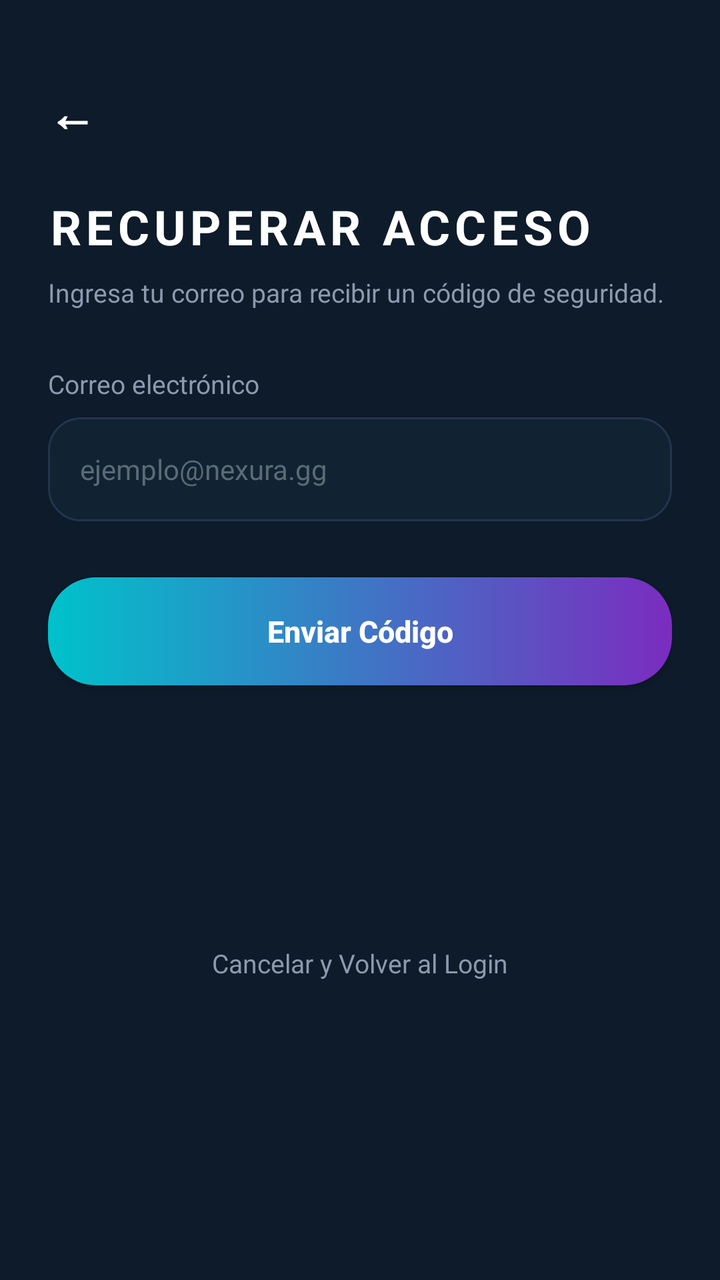
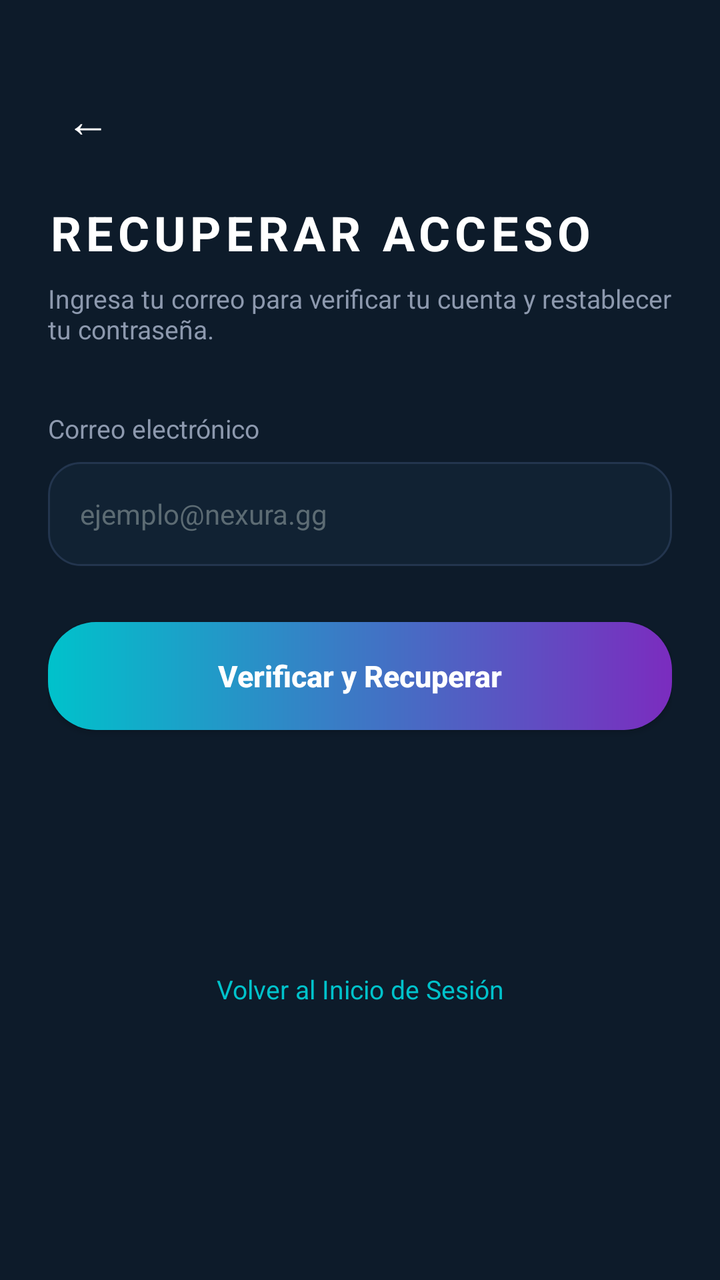

An Android layout rendered at two revisions. The XML below is the earlier revision; the diff shows what the commit changed to produce the second picture.
<!-- AndroidManifest.xml: application theme Theme.Nexura -->
<!-- res/layout/activity_recuperar_password.xml -->
<?xml version="1.0" encoding="utf-8"?>
<ScrollView xmlns:android="http://schemas.android.com/apk/res/android"
    xmlns:app="http://schemas.android.com/apk/res-auto"
    xmlns:tools="http://schemas.android.com/tools"
    android:layout_width="match_parent"
    android:layout_height="match_parent"
    android:background="@color/bg_dark"
    android:fillViewport="true"
    tools:context=".ui.RecuperarPassword">

    <androidx.constraintlayout.widget.ConstraintLayout
        android:layout_width="match_parent"
        android:layout_height="wrap_content"
        android:padding="24dp">

        <TextView
            android:id="@+id/btnBackRecover"
            android:layout_width="wrap_content"
            android:layout_height="wrap_content"
            android:layout_marginTop="16dp"
            android:text="←"
            android:textColor="@color/text_white"
            android:textSize="24sp"
            android:textStyle="bold"
            app:layout_constraintStart_toStartOf="parent"
            app:layout_constraintTop_toTopOf="parent" />

        <TextView
            android:id="@+id/tvRecoverTitle"
            android:layout_width="wrap_content"
            android:layout_height="wrap_content"
            android:layout_marginTop="24dp"
            android:text="RECUPERAR ACCESO"
            android:textColor="@color/text_white"
            android:textSize="24sp"
            android:textStyle="bold"
            android:letterSpacing="0.1"
            app:layout_constraintStart_toStartOf="parent"
            app:layout_constraintTop_toBottomOf="@id/btnBackRecover" />

        <TextView
            android:id="@+id/tvRecoverSubtitle"
            android:layout_width="0dp"
            android:layout_height="wrap_content"
            android:layout_marginTop="8dp"
            android:text="Ingresa tu correo para recibir un código de seguridad."
            android:textColor="@color/text_gray"
            android:textSize="13sp"
            app:layout_constraintEnd_toEndOf="parent"
            app:layout_constraintStart_toStartOf="parent"
            app:layout_constraintTop_toBottomOf="@id/tvRecoverTitle" />

        
        <TextView
            android:id="@+id/tvLabelRecoverEmail"
            android:layout_width="wrap_content"
            android:layout_height="wrap_content"
            android:layout_marginTop="28dp"
            android:text="Correo electrónico"
            android:textColor="@color/text_gray"
            android:textSize="13sp"
            app:layout_constraintStart_toStartOf="parent"
            app:layout_constraintTop_toBottomOf="@id/tvRecoverSubtitle" />

        <EditText
            android:id="@+id/etRecoverEmail"
            android:layout_width="0dp"
            android:layout_height="52dp"
            android:layout_marginTop="8dp"
            android:background="@drawable/input"
            android:hint="ejemplo@nexura.gg"
            android:inputType="textEmailAddress"
            android:paddingHorizontal="16dp"
            android:textColor="@color/text_white"
            android:textColorHint="@color/text_hint"
            android:textSize="14sp"
            app:layout_constraintEnd_toEndOf="parent"
            app:layout_constraintStart_toStartOf="parent"
            app:layout_constraintTop_toBottomOf="@id/tvLabelRecoverEmail" />

        
        <LinearLayout
            android:id="@+id/layoutStep2"
            android:layout_width="0dp"
            android:layout_height="wrap_content"
            android:layout_marginTop="16dp"
            android:orientation="vertical"
            android:visibility="gone"
            app:layout_constraintEnd_toEndOf="parent"
            app:layout_constraintStart_toStartOf="parent"
            app:layout_constraintTop_toBottomOf="@id/etRecoverEmail">

            
            <TextView
                android:layout_width="wrap_content"
                android:layout_height="wrap_content"
                android:text="Código de Verificación (6 dígitos)"
                android:textColor="@color/neon_cyan"
                android:textSize="13sp"
                android:textStyle="bold" />

            <EditText
                android:id="@+id/etSecurityCode"
                android:layout_width="match_parent"
                android:layout_height="52dp"
                android:layout_marginTop="8dp"
                android:background="@drawable/input"
                android:gravity="center"
                android:hint="123456"
                android:inputType="number"
                android:letterSpacing="0.2"
                android:maxLength="6"
                android:textColor="@color/text_white"
                android:textColorHint="@color/text_hint"
                android:textSize="16sp"
                android:textStyle="bold" />

            
            <TextView
                android:layout_width="wrap_content"
                android:layout_height="wrap_content"
                android:layout_marginTop="16dp"
                android:text="Nueva Contraseña"
                android:textColor="@color/text_gray"
                android:textSize="13sp" />

            <EditText
                android:id="@+id/etNewPassword"
                android:layout_width="match_parent"
                android:layout_height="52dp"
                android:layout_marginTop="8dp"
                android:background="@drawable/input"
                android:hint="Mínimo 6 caracteres"
                android:inputType="textPassword"
                android:paddingHorizontal="16dp"
                android:textColor="@color/text_white"
                android:textColorHint="@color/text_hint"
                android:textSize="14sp" />
        </LinearLayout>

        
        <androidx.appcompat.widget.AppCompatButton
            android:id="@+id/btnActionRecovery"
            android:layout_width="0dp"
            android:layout_height="54dp"
            android:layout_marginTop="28dp"
            android:background="@drawable/boton_gradiante"
            android:text="Enviar Código"
            android:textAllCaps="false"
            android:textColor="@color/text_white"
            android:textSize="15sp"
            android:textStyle="bold"
            app:layout_constraintEnd_toEndOf="parent"
            app:layout_constraintStart_toStartOf="parent"
            app:layout_constraintTop_toBottomOf="@id/layoutStep2" />

        
        <TextView
            android:id="@+id/tvCancelRecover"
            android:layout_width="wrap_content"
            android:layout_height="wrap_content"
            android:layout_marginTop="20dp"
            android:layout_marginBottom="16dp"
            android:text="Cancelar y Volver al Login"
            android:textColor="@color/text_gray"
            android:textSize="13sp"
            app:layout_constraintBottom_toBottomOf="parent"
            app:layout_constraintEnd_toEndOf="parent"
            app:layout_constraintStart_toStartOf="parent"
            app:layout_constraintTop_toBottomOf="@id/btnActionRecovery" />

    </androidx.constraintlayout.widget.ConstraintLayout>
</ScrollView>
<!-- resources referenced by this layout -->
<resources>
  <color name="bg_dark">#0D1B2A</color>
  <color name="neon_cyan">#00C2CB</color>
  <color name="text_gray">#8D99AE</color>
  <color name="text_hint">#5C6B73</color>
  <color name="text_white">#FFFFFF</color>
  <!-- drawable boton_gradiante (drawable) -->
  <?xml version="1.0" encoding="utf-8"?>
  <shape xmlns:android="http://schemas.android.com/apk/res/android"
      android:shape="rectangle">
      <gradient
          android:startColor="#00C2CB"
          android:endColor="#7B2CBF"
          android:angle="0" />
      <corners android:radius="24dp" />
  </shape>
  <!-- drawable input (drawable) -->
  <?xml version="1.0" encoding="utf-8"?>
  <shape xmlns:android="http://schemas.android.com/apk/res/android"
      android:shape="rectangle">
      <solid android:color="@color/input_bg" />
      <stroke
          android:width="1dp"
          android:color="#23354E" />
      <corners android:radius="16dp" />
  </shape>
  <style name="Theme.Nexura" parent="Theme.MaterialComponents.DayNight.DarkActionBar">
          
          <item name="colorPrimary">@color/purple_500</item>
          <item name="colorPrimaryVariant">@color/purple_700</item>
          <item name="colorOnPrimary">@color/white</item>
          
          <item name="colorSecondary">@color/teal_200</item>
          <item name="colorSecondaryVariant">@color/teal_700</item>
          <item name="colorOnSecondary">@color/black</item>
          
          <item name="android:statusBarColor">?attr/colorPrimaryVariant</item>
          
      </style>
  <color name="input_bg">#112233</color>
  <color name="purple_500">#FF6200EE</color>
  <color name="purple_700">#FF3700B3</color>
  <color name="white">#FFFFFFFF</color>
  <color name="teal_200">#FF03DAC5</color>
  <color name="teal_700">#FF018786</color>
  <color name="black">#FF000000</color>
</resources>

<!-- the commit's change to res/layout/activity_recuperar_password.xml (unified diff, before → after) -->
@@ -14,14 +14,14 @@
         android:padding="24dp">
 
         <TextView
-            android:id="@+id/btnBackRecover"
-            android:layout_width="wrap_content"
-            android:layout_height="wrap_content"
+            android:id="@+id/btnBackReset"
+            android:layout_width="40dp"
+            android:layout_height="40dp"
             android:layout_marginTop="16dp"
+            android:gravity="center"
             android:text="←"
             android:textColor="@color/text_white"
-            android:textSize="24sp"
-            android:textStyle="bold"
+            android:textSize="22sp"
             app:layout_constraintStart_toStartOf="parent"
             app:layout_constraintTop_toTopOf="parent" />
 
@@ -29,33 +29,32 @@
             android:id="@+id/tvRecoverTitle"
             android:layout_width="wrap_content"
             android:layout_height="wrap_content"
-            android:layout_marginTop="24dp"
+            android:layout_marginTop="20dp"
+            android:letterSpacing="0.1"
             android:text="RECUPERAR ACCESO"
             android:textColor="@color/text_white"
             android:textSize="24sp"
             android:textStyle="bold"
-            android:letterSpacing="0.1"
             app:layout_constraintStart_toStartOf="parent"
-            app:layout_constraintTop_toBottomOf="@id/btnBackRecover" />
+            app:layout_constraintTop_toBottomOf="@id/btnBackReset" />
 
         <TextView
             android:id="@+id/tvRecoverSubtitle"
             android:layout_width="0dp"
             android:layout_height="wrap_content"
             android:layout_marginTop="8dp"
-            android:text="Ingresa tu correo para recibir un código de seguridad."
+            android:text="Ingresa tu correo para verificar tu cuenta y restablecer tu contraseña."
             android:textColor="@color/text_gray"
             android:textSize="13sp"
             app:layout_constraintEnd_toEndOf="parent"
             app:layout_constraintStart_toStartOf="parent"
             app:layout_constraintTop_toBottomOf="@id/tvRecoverTitle" />
 
-        
         <TextView
             android:id="@+id/tvLabelRecoverEmail"
             android:layout_width="wrap_content"
             android:layout_height="wrap_content"
-            android:layout_marginTop="28dp"
+            android:layout_marginTop="32dp"
             android:text="Correo electrónico"
             android:textColor="@color/text_gray"
             android:textSize="13sp"
@@ -63,7 +62,7 @@
             app:layout_constraintTop_toBottomOf="@id/tvRecoverSubtitle" />
 
         <EditText
-            android:id="@+id/etRecoverEmail"
+            android:id="@+id/etResetEmail"
             android:layout_width="0dp"
             android:layout_height="52dp"
             android:layout_marginTop="8dp"
@@ -78,96 +77,34 @@
             app:layout_constraintStart_toStartOf="parent"
             app:layout_constraintTop_toBottomOf="@id/tvLabelRecoverEmail" />
 
-        
-        <LinearLayout
-            android:id="@+id/layoutStep2"
-            android:layout_width="0dp"
-            android:layout_height="wrap_content"
-            android:layout_marginTop="16dp"
-            android:orientation="vertical"
-            android:visibility="gone"
-            app:layout_constraintEnd_toEndOf="parent"
-            app:layout_constraintStart_toStartOf="parent"
-            app:layout_constraintTop_toBottomOf="@id/etRecoverEmail">
-
-            
-            <TextView
-                android:layout_width="wrap_content"
-                android:layout_height="wrap_content"
-                android:text="Código de Verificación (6 dígitos)"
-                android:textColor="@color/neon_cyan"
-                android:textSize="13sp"
-                android:textStyle="bold" />
-
-            <EditText
-                android:id="@+id/etSecurityCode"
-                android:layout_width="match_parent"
-                android:layout_height="52dp"
-                android:layout_marginTop="8dp"
-                android:background="@drawable/input"
-                android:gravity="center"
-                android:hint="123456"
-                android:inputType="number"
-                android:letterSpacing="0.2"
-                android:maxLength="6"
-                android:textColor="@color/text_white"
-                android:textColorHint="@color/text_hint"
-                android:textSize="16sp"
-                android:textStyle="bold" />
-
-            
-            <TextView
-                android:layout_width="wrap_content"
-                android:layout_height="wrap_content"
-                android:layout_marginTop="16dp"
-                android:text="Nueva Contraseña"
-                android:textColor="@color/text_gray"
-                android:textSize="13sp" />
-
-            <EditText
-                android:id="@+id/etNewPassword"
-                android:layout_width="match_parent"
-                android:layout_height="52dp"
-                android:layout_marginTop="8dp"
-                android:background="@drawable/input"
-                android:hint="Mínimo 6 caracteres"
-                android:inputType="textPassword"
-                android:paddingHorizontal="16dp"
-                android:textColor="@color/text_white"
-                android:textColorHint="@color/text_hint"
-                android:textSize="14sp" />
-        </LinearLayout>
-
-        
         <androidx.appcompat.widget.AppCompatButton
-            android:id="@+id/btnActionRecovery"
+            android:id="@+id/btnSendResetCode"
             android:layout_width="0dp"
             android:layout_height="54dp"
             android:layout_marginTop="28dp"
             android:background="@drawable/boton_gradiante"
-            android:text="Enviar Código"
+            android:text="Verificar y Recuperar"
             android:textAllCaps="false"
             android:textColor="@color/text_white"
             android:textSize="15sp"
             android:textStyle="bold"
             app:layout_constraintEnd_toEndOf="parent"
             app:layout_constraintStart_toStartOf="parent"
-            app:layout_constraintTop_toBottomOf="@id/layoutStep2" />
+            app:layout_constraintTop_toBottomOf="@id/etResetEmail" />
 
-        
         <TextView
-            android:id="@+id/tvCancelRecover"
+            android:id="@+id/tvBackToLogin"
             android:layout_width="wrap_content"
             android:layout_height="wrap_content"
-            android:layout_marginTop="20dp"
+            android:layout_marginTop="24dp"
             android:layout_marginBottom="16dp"
-            android:text="Cancelar y Volver al Login"
-            android:textColor="@color/text_gray"
+            android:text="Volver al Inicio de Sesión"
+            android:textColor="@color/neon_cyan"
             android:textSize="13sp"
             app:layout_constraintBottom_toBottomOf="parent"
             app:layout_constraintEnd_toEndOf="parent"
             app:layout_constraintStart_toStartOf="parent"
-            app:layout_constraintTop_toBottomOf="@id/btnActionRecovery" />
+            app:layout_constraintTop_toBottomOf="@id/btnSendResetCode" />
 
     </androidx.constraintlayout.widget.ConstraintLayout>
 </ScrollView>
